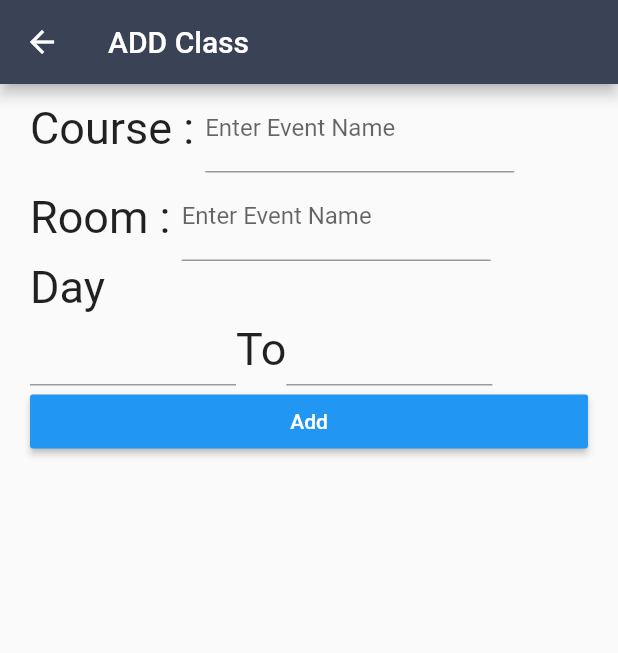
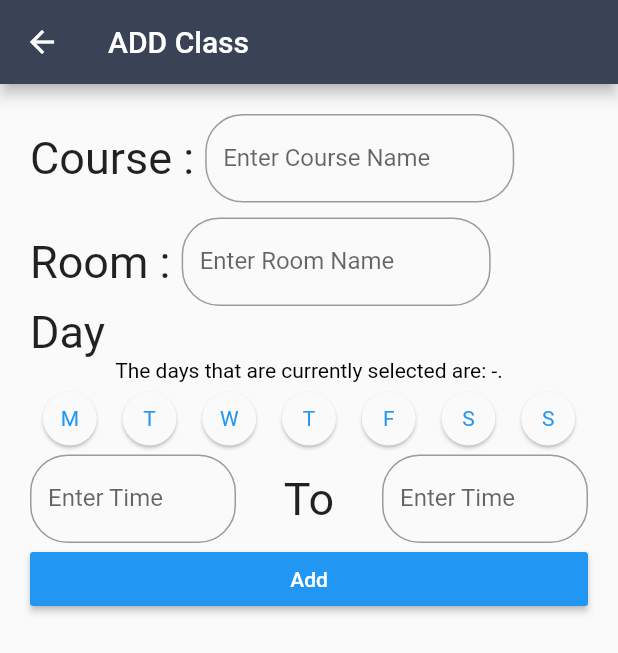
Before and after one commit to nasroon/Flutter-FinalProject, a Flutter app: the AddScreenClass screen opened directly, on a phone screen of 412 x 824 dp. Shown: the top 653 px of the screen. Run offline on Flutter 3.47's test engine with Material 2 defaults, Android fonts, the phone set to English and light mode, and no system bars; drawn by our look-alikes of datetime_picker_formfield, weekday_selector; Roboto replaces fonts that are missing (Segoe).

Commit message:
classEndCommit(2)

```diff
--- a/lib/study/add-edit_screen_class.dart
+++ b/lib/study/add-edit_screen_class.dart
@@ -1,6 +1,7 @@
 import 'package:flutter/material.dart';
 import 'package:intl/intl.dart';
 import 'package:datetime_picker_formfield/datetime_picker_formfield.dart';
+import 'package:weekday_selector/weekday_selector.dart';
 
 class AddScreenClass extends StatefulWidget {
   @override
@@ -27,8 +28,9 @@ class SignUpForm extends StatefulWidget {
 }
 
 class _SignUpFormState extends State<SignUpForm> {
+  bool pressed = true;
   final _formKey = GlobalKey<FormState>();
-
+  final values = List.filled(7, false);
   String _course = '';
   String _room = '';
   String _maritalStatus = 'each';
@@ -44,6 +46,9 @@ class _SignUpFormState extends State<SignUpForm> {
 
   List<Widget> getFormWidget() {
     List<Widget> formWidget = new List();
+    formWidget.add(new SizedBox(
+      height: 20,
+    ));
     formWidget.add(new Row(children: <Widget>[
       Text(
         "Course : ",
@@ -54,7 +59,13 @@ class _SignUpFormState extends State<SignUpForm> {
       Container(
         width: MediaQuery.of(context).size.width / 2,
         child: TextFormField(
-          decoration: InputDecoration(labelText: 'Enter Event Name'),
+          decoration: InputDecoration(
+            labelText: 'Enter Course Name',
+            border: new OutlineInputBorder(
+              borderRadius: new BorderRadius.circular(25.0),
+              borderSide: new BorderSide(),
+            ),
+          ),
           validator: (value) {
             if (value.isEmpty) {
               return 'Please enter a name';
@@ -70,6 +81,10 @@ class _SignUpFormState extends State<SignUpForm> {
       )
     ]));
 
+    formWidget.add(new SizedBox(
+      height: 10,
+    ));
+
     formWidget.add(new Row(children: <Widget>[
       Text(
         "Room : ",
@@ -80,7 +95,13 @@ class _SignUpFormState extends State<SignUpForm> {
       Container(
         width: MediaQuery.of(context).size.width / 2,
         child: TextFormField(
-          decoration: InputDecoration(labelText: 'Enter Event Name'),
+          decoration: InputDecoration(
+            labelText: 'Enter Room Name',
+            border: new OutlineInputBorder(
+              borderRadius: new BorderRadius.circular(25.0),
+              borderSide: new BorderSide(),
+            ),
+          ),
           validator: (value) {
             if (value.isEmpty) {
               return 'Please enter a name';
@@ -103,10 +124,33 @@ class _SignUpFormState extends State<SignUpForm> {
       ),
     ));
 
-    formWidget.add(new Row(children: <Widget>[
+    formWidget.add(new Column(
+      mainAxisSize: MainAxisSize.min,
+      children: <Widget>[
+        Text(
+          'The days that are currently selected are: ${valuesToEnglishDays(values, true)}.',
+          style: pressed
+              ? TextStyle(color: Colors.black)
+              : TextStyle(color: Colors.red),
+        ),
+        WeekdaySelector(
+          selectedFillColor: Colors.indigo,
+          onChanged: (v) {
+            setState(() {
+              values[v % 7] = !values[v % 7];
+            });
+          },
+          values: values,
+        ),
+      ],
+    ));
+
+    formWidget.add(new Row(
+        mainAxisAlignment: MainAxisAlignment.spaceBetween,
+        children: <Widget>[
           Container(
               width: MediaQuery.of(context).size.width / 3,
-          child: BasicTimeField()),
+              child: BasicTimeField1()),
           Text(
             "To",
             style: TextStyle(
@@ -114,17 +158,35 @@ class _SignUpFormState extends State<SignUpForm> {
             ),
           ),
           Container(
-          width: MediaQuery.of(context).size.width / 3, child: BasicTimeField())
+              width: MediaQuery.of(context).size.width / 3,
+              child: BasicTimeField2())
         ]));
 
+    bool checking() {
+      if (valuesToEnglishDays(values, true) == '-') {
+        setState(() {
+          pressed = false;
+        });
+        return false;
+      }
+       else {
+        setState(() {
+          pressed = true;
+        });
+      }
+      return true;
+    }
+
     void onPressedSubmit() {
-      if (_formKey.currentState.validate()) {
+      if (_formKey.currentState.validate() && checking()) {
         _formKey.currentState.save();
-
         print("Course " + _course);
         print("Room " + _room);
-        print("Repeated " + _maritalStatus);
-        print(times.toString());
+        print("Day " + valuesToEnglishDays(values, true));
+        print(pickTime(times1));
+        print(pickTime(times2));
+        //print(pickTime(times1.toString()));
+
         Scaffold.of(context)
             .showSnackBar(SnackBar(content: Text('Form Submitted')));
       }
@@ -140,24 +202,59 @@ class _SignUpFormState extends State<SignUpForm> {
   }
 }
 
-List <String>times =[];
 
-class BasicTimeField extends StatelessWidget {
+String pickTime(String time) {
+  var arr = time.split('(');
+  var fin = arr[1].split(')');
+  return fin[0];
+}
+
+
+String intDayToEnglish(int day) {
+  if (day % 7 == DateTime.monday % 7) return 'Monday';
+  if (day % 7 == DateTime.tuesday % 7) return 'Tueday';
+  if (day % 7 == DateTime.wednesday % 7) return 'Wednesday';
+  if (day % 7 == DateTime.thursday % 7) return 'Thursday';
+  if (day % 7 == DateTime.friday % 7) return 'Friday';
+  if (day % 7 == DateTime.saturday % 7) return 'Saturday';
+  if (day % 7 == DateTime.sunday % 7) return 'Sunday';
+  throw '🐞 This should never have happened: $day';
+}
+
+String valuesToEnglishDays(List<bool> values, bool searchedValue) {
+  final days = <String>[];
+  for (int i = 0; i < values.length; i++) {
+    final v = values[i];
+    if (v == searchedValue) days.add(intDayToEnglish(i));
+  }
+  if (days.isEmpty) return '-';
+  return days.join(', ');
+}
+
+String times1;
+String times2;
+
+class BasicTimeField1 extends StatelessWidget {
   final format = DateFormat("HH:mm");
   @override
   Widget build(BuildContext context) {
     return Column(children: <Widget>[
       DateTimeField(
+        decoration: InputDecoration(
+          labelText: "Enter Time",
+          fillColor: Colors.white,
+          border: new OutlineInputBorder(
+            borderRadius: new BorderRadius.circular(25.0),
+            borderSide: new BorderSide(),
+          ),
+        ),
         format: format,
         onShowPicker: (context, currentValue) async {
           final time = await showTimePicker(
             context: context,
             initialTime: TimeOfDay.fromDateTime(currentValue ?? DateTime.now()),
           );
-          if(times == null)
-            times.add(time.toString());
-          else
-            times.add(time.toString());
+          times1 = time.toString();
           return DateTimeField.convert(time);
         },
         validator: (date) => date == null ? 'Invalid date' : null,
@@ -165,3 +262,32 @@ class BasicTimeField extends StatelessWidget {
     ]);
   }
 }
+
+class BasicTimeField2 extends StatelessWidget {
+  final format = DateFormat("HH:mm");
+  @override
+  Widget build(BuildContext context) {
+    return Column(children: <Widget>[
+      DateTimeField(
+        decoration: InputDecoration(
+          labelText: "Enter Time",
+          fillColor: Colors.white,
+          border: new OutlineInputBorder(
+            borderRadius: new BorderRadius.circular(25.0),
+            borderSide: new BorderSide(),
+          ),
+        ),
+        format: format,
+        onShowPicker: (context, currentValue) async {
+          final time = await showTimePicker(
+            context: context,
+            initialTime: TimeOfDay.fromDateTime(currentValue ?? DateTime.now()),
+          );
+          times2 = time.toString();
+          return DateTimeField.convert(time);
+        },
+        validator: (date) => date == null ? 'Invalid date' : null,
+      ),
+    ]);
+  }
+}
--- a/pubspec.yaml
+++ b/pubspec.yaml
@@ -24,7 +24,7 @@ dependencies:
   datetime_picker_formfield: ^1.0.0
   flutter:
     sdk: flutter
-
+  weekday_selector: ^0.4.0
 
   # The following adds the Cupertino Icons font to your application.
   # Use with the CupertinoIcons class for iOS style icons.
```
Also changed, not shown: lib/life/add-edit_screen_life.dart (+76 -77 lines), lib/study/add-edit_screen_study.dart (+34 -3 lines), pubspec.lock. Lines whose indentation alone changed are shown as unchanged.
